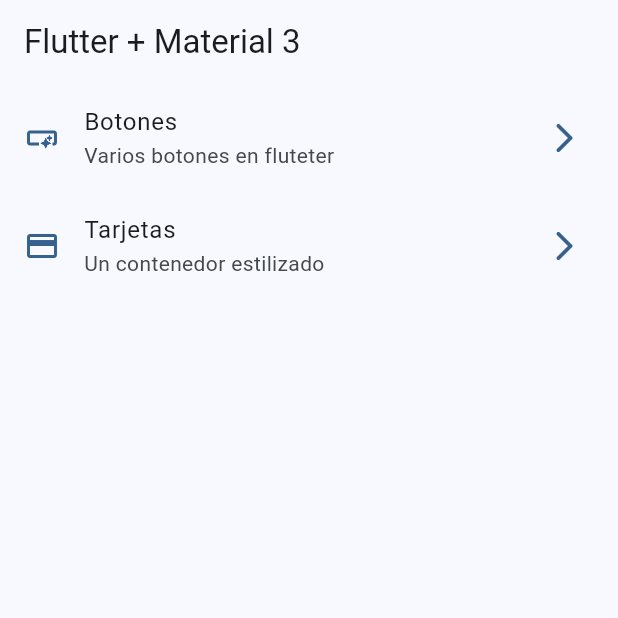
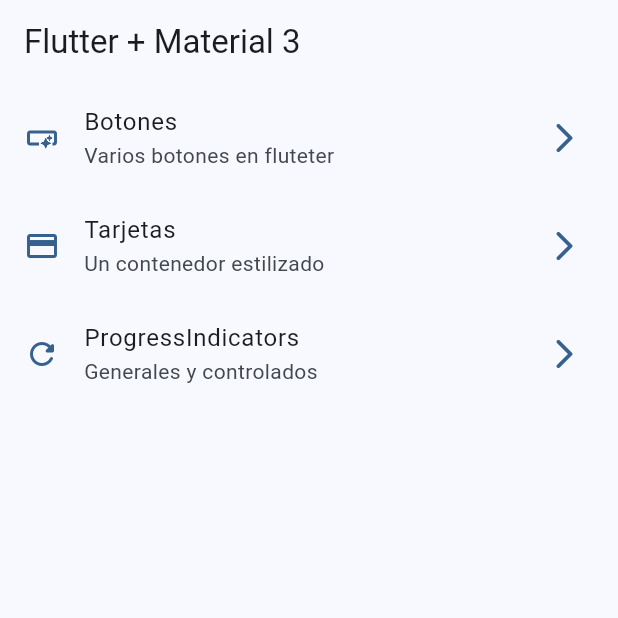
Before and after one commit to diegoquartino/widgets_app, a Flutter app: the screen it shows after launch, on a phone screen of 412 x 824 dp, the top half of it. Run offline on Flutter 3.47's test engine with Material 2 defaults, Android fonts, the phone set to English and light mode, and no system bars; our stand-ins replace go_router.

Commit message:
ProgressIndicator terminado

```diff
--- a/lib/config/router/app_router.dart
+++ b/lib/config/router/app_router.dart
@@ -19,5 +19,10 @@ final appRouter = GoRouter(
       path: '/cards',
       builder: (context, state) => const CardsScreen(),
     ),
+    GoRoute(
+      name: ProgressScreen.name,
+      path: '/progress',
+      builder: (context, state) => const ProgressScreen(),
+    ),
   ],
 );
--- a/lib/config/theme/menu/menu/menu_item.dart
+++ b/lib/config/theme/menu/menu/menu_item.dart
@@ -26,4 +26,10 @@ const appMenuItems = <MenuItem>[
     link: '/cards',
     icon: Icons.credit_card,
   ),
+  MenuItem(
+    title: 'ProgressIndicators',
+    subTitle: 'Generales y controlados',
+    link: '/progress',
+    icon: Icons.refresh_rounded,
+  ),
 ];
```
Also changed, not shown: lib/presentation/screens/progress/progress_screen.dart (+63 -2 lines).
